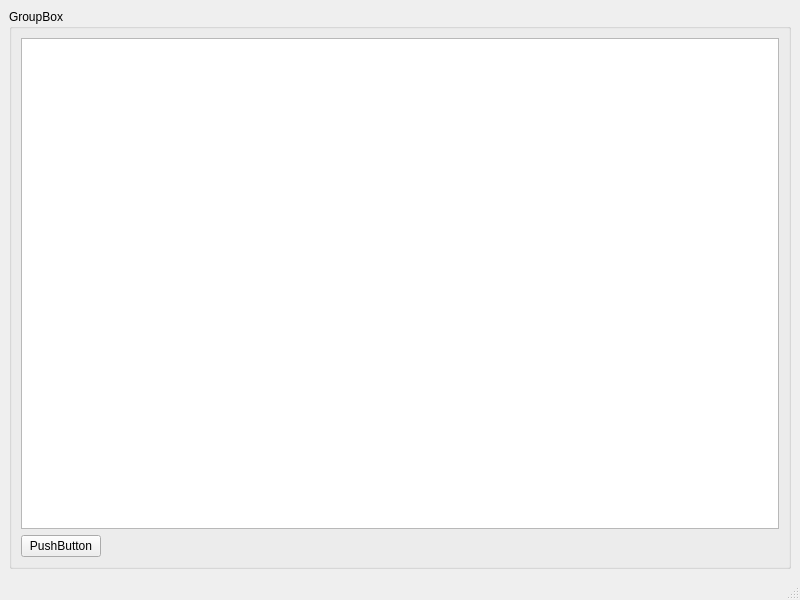
Before: the Qt Designer form lut5/src/lut5.ui in jethornton/calclut5, drawn with Qt 5.
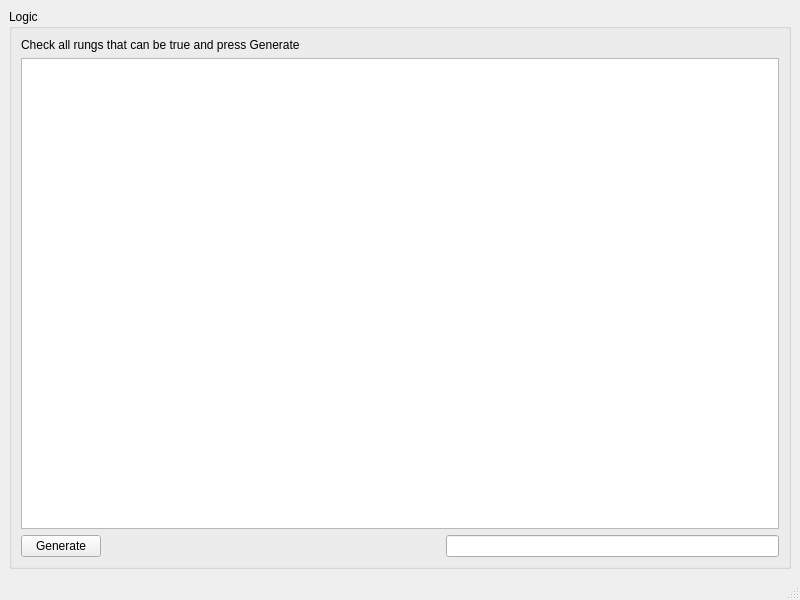
After: the same form once the commit is applied.

The edit to the form file:
```diff
--- a/lut5/src/lut5.ui
+++ b/lut5/src/lut5.ui
@@ -18,17 +18,20 @@
     <item row="0" column="0">
      <widget class="QGroupBox" name="groupBox_2">
       <property name="title">
-       <string>GroupBox</string>
+       <string>Logic</string>
       </property>
       <layout class="QGridLayout" name="gridLayout">
-       <item row="1" column="0">
+       <item row="2" column="0">
         <widget class="QPushButton" name="generatePB">
          <property name="text">
-          <string>PushButton</string>
+          <string>Generate</string>
          </property>
         </widget>
        </item>
-       <item row="1" column="1">
+       <item row="2" column="2">
+        <widget class="QLineEdit" name="outLE"/>
+       </item>
+       <item row="2" column="1">
         <spacer name="horizontalSpacer">
          <property name="orientation">
           <enum>Qt::Horizontal</enum>
@@ -41,9 +44,16 @@
          </property>
         </spacer>
        </item>
-       <item row="0" column="0" colspan="2">
+       <item row="1" column="0" colspan="3">
         <widget class="QTableWidget" name="table1"/>
        </item>
+       <item row="0" column="0" colspan="3">
+        <widget class="QLabel" name="label">
+         <property name="text">
+          <string>Check all rungs that can be true and press Generate</string>
+         </property>
+        </widget>
+       </item>
       </layout>
      </widget>
     </item>
```
